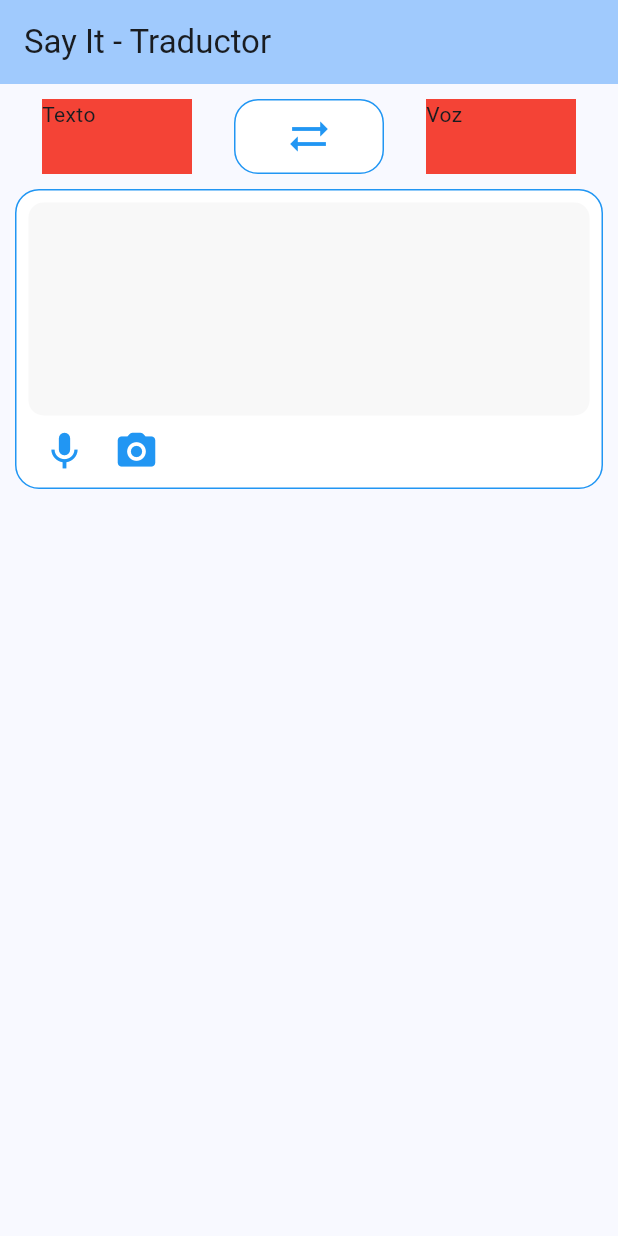
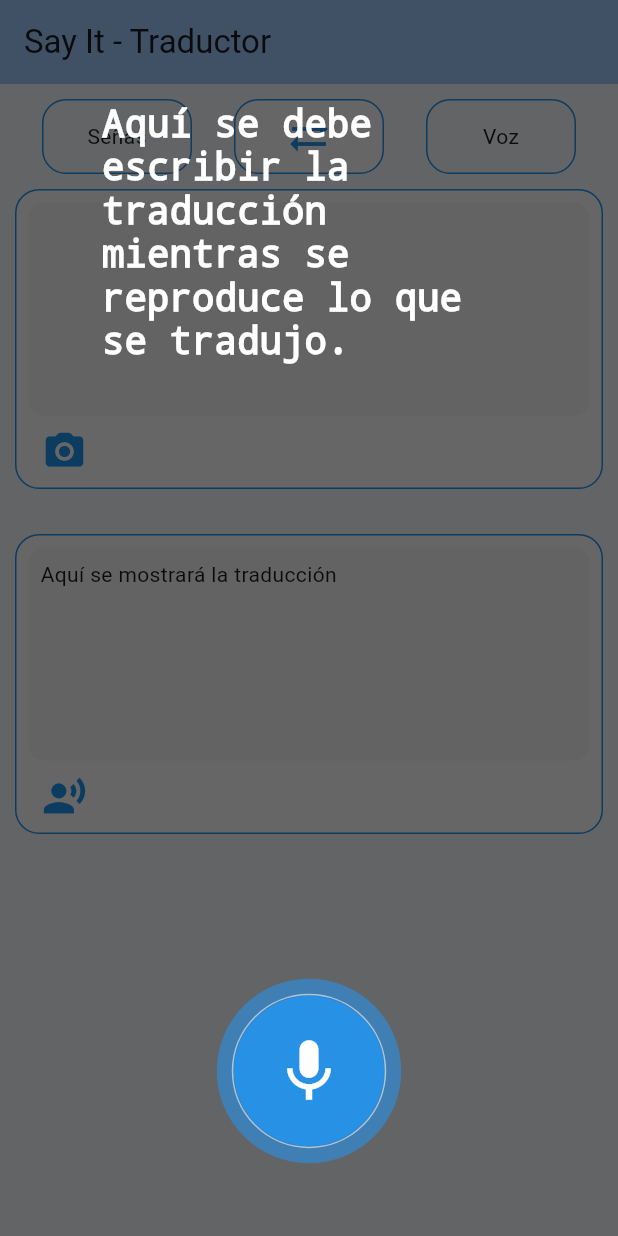
Before and after one commit to BryanGS27/sayit, a Flutter app: the screen it shows after launch, after a tap on the "camera alt" icon, on a phone screen of 412 x 824 dp. Run offline on Flutter 3.47's test engine with Material 3 defaults, Android fonts, the phone set to English and light mode, and no system bars; our stand-ins replace camera.

Commit message:
"actualizacion"

```diff
--- a/say_it_app/lib/main.dart
+++ b/say_it_app/lib/main.dart
@@ -1,8 +1,13 @@
+import 'package:camera/camera.dart';
 import 'package:flutter/cupertino.dart';
 import 'package:flutter/material.dart';
 import 'package:say_it/Utils/widgets/circle.dart';
 
-void main() {
+late List<CameraDescription> _cameras;
+void main() async {
+  WidgetsFlutterBinding.ensureInitialized();
+
+  _cameras = await availableCameras();
   runApp(const MyApp());
 }
 
@@ -33,13 +38,35 @@ class MyHomePage extends StatefulWidget {
 }
 
 class _MyHomePageState extends State<MyHomePage> {
-  //int _counter = 0;
+  late CameraController controller;
+  @override
+  void initState() {
+    super.initState();
+    controller = CameraController(_cameras[0], ResolutionPreset.max);
+    controller.initialize().then((_) {
+      if (!mounted) {
+        return;
+      }
+      setState(() {});
+    }).catchError((Object e) {
+      if (e is CameraException) {
+        switch (e.code) {
+          case 'CameraAccessDenied':
+            // Handle access errors here.
+            break;
+          default:
+            // Handle other errors here.
+            break;
+        }
+      }
+    });
+  }
 
-  /* void _incrementCounter() {
-    setState(() {
-      _counter++;
-    });
-  } */
+  @override
+  void dispose() {
+    controller.dispose();
+    super.dispose();
+  }
 
   @override
   Widget build(BuildContext context) {
@@ -58,8 +85,10 @@ class _MyHomePageState extends State<MyHomePage> {
                 Container(
                   height: 50,
                   width: 100,
-                  color: Colors.red,
-                  child: Text("Texto"),
+                  decoration: BoxDecoration(
+                      border: Border.all(color: Colors.blue),
+                      borderRadius: BorderRadius.circular(16)),
+                  child: Center(child: Text("Señas")),
                 ),
                 InkWell(
                   borderRadius: BorderRadius.circular(16),
@@ -83,9 +112,11 @@ class _MyHomePageState extends State<MyHomePage> {
                 Container(
                   height: 50,
                   width: 100,
-                  color: Colors.red,
-                  child: Text("Voz"),
-                )
+                  decoration: BoxDecoration(
+                      border: Border.all(color: Colors.blue),
+                      borderRadius: BorderRadius.circular(16)),
+                  child: Center(child: Text("Voz")),
+                ),
               ],
             ),
           ),
@@ -120,7 +151,7 @@ class _MyHomePageState extends State<MyHomePage> {
                     ),
                     Row(
                       children: [
-                        IconButton(
+                        /*  IconButton(
                             onPressed: () {
                               _showOverlayDialog(context);
                             },
@@ -128,11 +159,74 @@ class _MyHomePageState extends State<MyHomePage> {
                               Icons.mic,
                               color: Colors.blue,
                               size: 30.0,
-                            )),
+                            )), */
                         IconButton(
-                            onPressed: () {},
+                            onPressed: () {
+                              _showOverlayDialog(context);
+                              /* if (!controller.value.isInitialized) {
+
+                                /* CameraPreview(controller);
+                                controller.initialize(); */
+                              } */
+                            },
                             icon: Icon(
                               Icons.camera_alt_rounded,
+                              color: Colors.blue,
+                              size: 30.0,
+                            ))
+                      ],
+                    )
+                  ],
+                ),
+              ),
+            ),
+          ),
+          Padding(
+            padding: const EdgeInsets.symmetric(horizontal: 10, vertical: 30),
+            child: Container(
+              height: 200,
+              decoration: BoxDecoration(
+                  color: Colors.white,
+                  border: Border.all(color: Colors.blue),
+                  borderRadius: BorderRadius.circular(16)),
+              child: Padding(
+                padding: const EdgeInsets.only(top: 8.0, right: 8, left: 8),
+                child: Column(
+                  crossAxisAlignment: CrossAxisAlignment.start,
+                  children: [
+                    Expanded(
+                      child: Container(
+                        width: double.infinity,
+                        padding: EdgeInsets.all(8),
+                        decoration: BoxDecoration(
+                          color: const Color.fromARGB(255, 248, 248, 248),
+                          borderRadius: BorderRadius.circular(10),
+                        ),
+                        child: Text("Aquí se mostrará la traducción"),
+                      ),
+                    ),
+                    Row(
+                      children: [
+                        /*  IconButton(
+                            onPressed: () {
+                              _showOverlayDialog(context);
+                            },
+                            icon: Icon(
+                              Icons.mic,
+                              color: Colors.blue,
+                              size: 30.0,
+                            )), */
+                        IconButton(
+                            onPressed: () {
+                              _showOverlayDialog(context);
+                              /* if (!controller.value.isInitialized) {
+
+                                /* CameraPreview(controller);
+                                controller.initialize(); */
+                              } */
+                            },
+                            icon: Icon(
+                              Icons.record_voice_over,
                               color: Colors.blue,
                               size: 30.0,
                             ))
@@ -165,7 +259,7 @@ void _showOverlayDialog(BuildContext context) {
                 padding: EdgeInsets.all(8),
                 constraints: BoxConstraints(maxHeight: 500),
                 child: Text(
-                  "Aquí se debe escribir lo que se vaya escuchando...",
+                  "Aquí se debe escribir la traducción mientras se reproduce lo que se tradujo.",
                   style: TextStyle(
                     fontSize: 25,
                     color: Colors.white,
--- a/say_it_app/pubspec.yaml
+++ b/say_it_app/pubspec.yaml
@@ -34,6 +34,7 @@ dependencies:
   # The following adds the Cupertino Icons font to your application.
   # Use with the CupertinoIcons class for iOS style icons.
   cupertino_icons: ^1.0.8
+  camera: ^0.11.1
   #camerawesome: ^2.1.0
 
 dev_dependencies:
```
Also changed, not shown: say_it_app/pubspec.lock, 1 other file.
